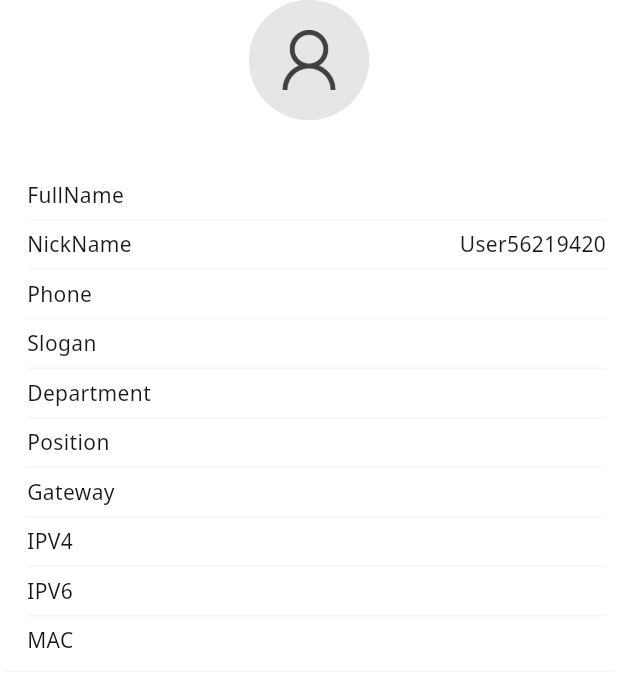
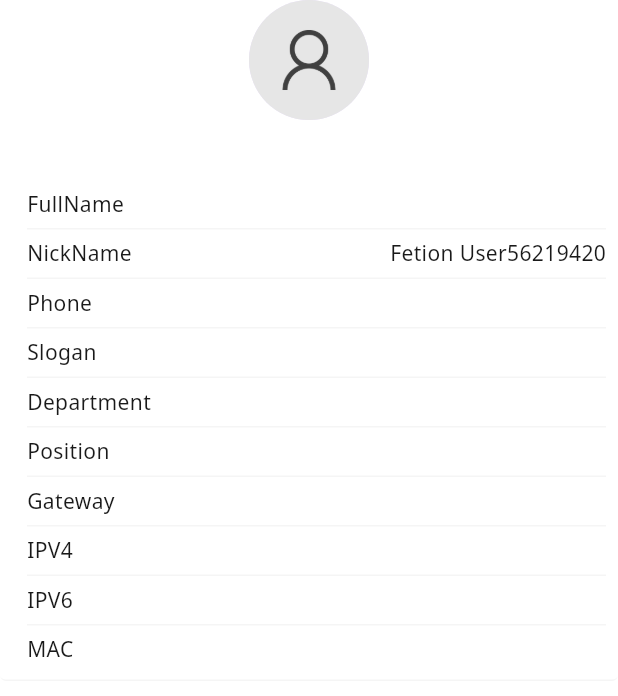
Before and after one commit to wu-yiqiang/fetion, a Flutter app: the MePage widget shown alone on an empty page, opened directly, on a phone screen of 412 x 824 dp. Shown: the top 696 px of the screen. Run offline on Flutter 3.47's test engine with Material 3 defaults, Android fonts, the phone set to English and light mode, and no system bars; our stand-ins replace flutter_svg, get, realm; missing offline and left inert: fluent_ui, local_notifier, window_manager; generated files the repository leaves out were written again; statements that could not run were skipped.

Commit message:
数据更新

```diff
--- a/lib/common/const.dart
+++ b/lib/common/const.dart
@@ -6,6 +6,9 @@ const white = Colors.white;
 const white10 = Color.fromARGB(255, 212, 212, 213);
 const white20 = Color.fromARGB(240, 200, 200, 200);
 
+const ApplicationName = 'Fetion';
 const UserId = "95t37897vjco6jnn9379345tptevyd";
-const NickNamePrefix = "User";
+const NickNamePrefix = ApplicationName + " " + "User";
 const DefaultHostName = "Unknown";
+const DataBaseName = 'Fetion';
+const DataBaseVersion = 5;
--- a/lib/db/models/user.model.realm.dart
+++ b/lib/db/models/user.model.realm.dart
@@ -277,4 +277,6 @@ class User extends _User with RealmEntity, RealmObjectBase, RealmObject {
 
   void operator []=(String other, value) {}
 
+  void operator [](String other) {}
+
 }
--- a/lib/db/realmInstance.dart
+++ b/lib/db/realmInstance.dart
@@ -1,3 +1,4 @@
+import 'package:fetion/common/const.dart';
 import 'package:realm/realm.dart';
 import './models/user.model.dart';
 
@@ -17,7 +18,7 @@ class RealmInstance {
       [User.schema],
 
       /// 设置数据库版本号，用于数据库升级
-      schemaVersion: 5,
+      schemaVersion: DataBaseVersion,
 
       /// 数据库版本迁移回调函数
       migrationCallback: (migration, oldSchemaVersion) {
--- a/lib/pages/desktop/me/controller/me_controller.dart
+++ b/lib/pages/desktop/me/controller/me_controller.dart
@@ -7,9 +7,9 @@ import 'package:fetion/db/realmInstance.dart';
 
 class MeController extends GetxController {
   late UserRepository _userRepository;
-  final random = Random();
+  Random random = Random();
   late String NumberStr = random.nextInt(100000000).toString();
-  late final user = User(
+  late Rx<User> user = User(
     UserId,
     NickNamePrefix + NumberStr,
     false,
--- a/lib/pages/desktop/me/me.dart
+++ b/lib/pages/desktop/me/me.dart
@@ -3,7 +3,6 @@ import 'package:fetion/widgets/Avatar.dart';
 import 'package:fetion/pages/desktop/me/widgets/UserInfoModal.dart';
 import 'package:fetion/widgets/MouseRegions.dart';
 import 'package:fetion/widgets/RowItem.dart';
-import 'package:fetion/widgets/Separator.dart';
 import 'package:fetion/widgets/Texts.dart';
 import 'package:fluent_ui/fluent_ui.dart';
 import 'package:flutter/material.dart';
@@ -37,6 +36,11 @@ class _MePage extends State<MePage> {
             direction: Axis.vertical,
             children: [
               MouseRegions(
+                child: Container(
+                  padding: EdgeInsets.only(bottom: 6, top: 6),
+                  decoration: BoxDecoration(
+                    border: Border(bottom: BorderSide(width: 1, color: black4)),
+                  ),
                   child: Row(
                   mainAxisAlignment: MainAxisAlignment.spaceBetween,
                   children: [
@@ -49,6 +53,7 @@ class _MePage extends State<MePage> {
                     }),
                   ],
                 ),
+                ),
                 onPress: () {
                   userInfoModal(
                     context,
@@ -57,8 +62,12 @@ class _MePage extends State<MePage> {
                   );
                 },
               ),
-              Separator(),
               MouseRegions(
+                child: Container(
+                  padding: EdgeInsets.only(bottom: 6, top: 6),
+                  decoration: BoxDecoration(
+                    border: Border(bottom: BorderSide(width: 1, color: black4)),
+                  ),
                   child: Row(
                   mainAxisAlignment: MainAxisAlignment.spaceBetween,
                   children: [
@@ -71,6 +80,7 @@ class _MePage extends State<MePage> {
                     }),
                   ],
                   ),
+                ),
                 onPress: () {
                   userInfoModal(
                     context,
@@ -79,8 +89,12 @@ class _MePage extends State<MePage> {
                   );
                 },
               ),
-              Separator(),
               MouseRegions(
+                child: Container(
+                  padding: EdgeInsets.only(bottom: 6, top: 6),
+                  decoration: BoxDecoration(
+                    border: Border(bottom: BorderSide(width: 1, color: black4)),
+                  ),
                   child: Row(
                   mainAxisAlignment: MainAxisAlignment.spaceBetween,
                   children: [
@@ -93,10 +107,21 @@ class _MePage extends State<MePage> {
                     }),
                   ],
                   ),
-                onPress: () {},
                 ),
-              Separator(),
+                onPress: () {
+                  userInfoModal(
+                    context,
+                    'phone',
+                    meController.user.value.phone ?? '',
+                  );
+                },
+              ),
               MouseRegions(
+                child: Container(
+                  padding: EdgeInsets.only(bottom: 6, top: 6),
+                  decoration: BoxDecoration(
+                    border: Border(bottom: BorderSide(width: 1, color: black4)),
+                  ),
                   child: Row(
                   mainAxisAlignment: MainAxisAlignment.spaceBetween,
                   children: [
@@ -109,10 +134,21 @@ class _MePage extends State<MePage> {
                     }),
                     ],
                   ),
-                onPress: () {},
                 ),
-              Separator(),
+                onPress: () {
+                  userInfoModal(
+                    context,
+                    'slogan',
+                    meController.user.value.slogan ?? '',
+                  );
+                },
+              ),
               MouseRegions(
+                child: Container(
+                  padding: EdgeInsets.only(bottom: 6, top: 6),
+                  decoration: BoxDecoration(
+                    border: Border(bottom: BorderSide(width: 1, color: black4)),
+                  ),
                   child: Row(
                   mainAxisAlignment: MainAxisAlignment.spaceBetween,
                   children: [
@@ -124,11 +160,23 @@ class _MePage extends State<MePage> {
                       );
                     }),
                   ],
+
                   ),
-                onPress: () {},
                 ),
-              Separator(),
+                onPress: () {
+                  userInfoModal(
+                    context,
+                    'department',
+                    meController.user.value.department ?? '',
+                  );
+                },
+              ),
               MouseRegions(
+                child: Container(
+                  padding: EdgeInsets.only(bottom: 6, top: 6),
+                  decoration: BoxDecoration(
+                    border: Border(bottom: BorderSide(width: 1, color: black4)),
+                  ),
                   child: Row(
                   mainAxisAlignment: MainAxisAlignment.spaceBetween,
                   children: [
@@ -141,10 +189,21 @@ class _MePage extends State<MePage> {
                     }),
                     ],
                   ),
-                onPress: () {},
                 ),
-              Separator(),
+                onPress: () {
+                  userInfoModal(
+                    context,
+                    'position',
+                    meController.user.value.position ?? '',
+                  );
+                },
+              ),
               MouseRegions(
+                child: Container(
+                  padding: EdgeInsets.only(bottom: 6, top: 6),
+                  decoration: BoxDecoration(
+                    border: Border(bottom: BorderSide(width: 1, color: black4)),
+                  ),
                   child: Row(
                   mainAxisAlignment: MainAxisAlignment.spaceBetween,
                   children: [
@@ -157,10 +216,15 @@ class _MePage extends State<MePage> {
                     }),
                   ],
                   ),
+                ),
                 onPress: () {},
               ),
-              Separator(),
               MouseRegions(
+                child: Container(
+                  padding: EdgeInsets.only(bottom: 6, top: 6),
+                  decoration: BoxDecoration(
+                    border: Border(bottom: BorderSide(width: 1, color: black4)),
+                  ),
                   child: Row(
                   mainAxisAlignment: MainAxisAlignment.spaceBetween,
                   children: [
@@ -173,10 +237,15 @@ class _MePage extends State<MePage> {
                     }),
                   ],
                   ),
+                ),
                 onPress: () {},
               ),
-              Separator(),
               MouseRegions(
+                child: Container(
+                  padding: EdgeInsets.only(bottom: 6, top: 6),
+                  decoration: BoxDecoration(
+                    border: Border(bottom: BorderSide(width: 1, color: black4)),
+                  ),
                   child: Row(
                   mainAxisAlignment: MainAxisAlignment.spaceBetween,
                   children: [
@@ -189,10 +258,12 @@ class _MePage extends State<MePage> {
                     }),
                   ],
                   ),
+                ),
                 onPress: () {},
               ),
-              Separator(),
               MouseRegions(
+                child: Container(
+                  padding: EdgeInsets.only(top: 6),
                   child: Row(
                   mainAxisAlignment: MainAxisAlignment.spaceBetween,
                   children: [
@@ -205,6 +276,7 @@ class _MePage extends State<MePage> {
                     }),
                   ],
                   ),
+                ),
                 onPress: () {},
               ),
             ],
--- a/lib/widgets/MouseRegions.dart
+++ b/lib/widgets/MouseRegions.dart
@@ -5,6 +5,7 @@ MouseRegions({required Widget child, required Function onPress}) {
     cursor: SystemMouseCursors.click,
     child: GestureDetector(
       onTap: () {
+        print('dianjiale1');
         onPress();
       },
       child: child,
```
Also changed, not shown: lib/db/datas/user.dart (+21 -1 lines), lib/db/sqllite.dart (deleted, +0 -48 lines). Lines whose indentation alone changed are shown as unchanged.
